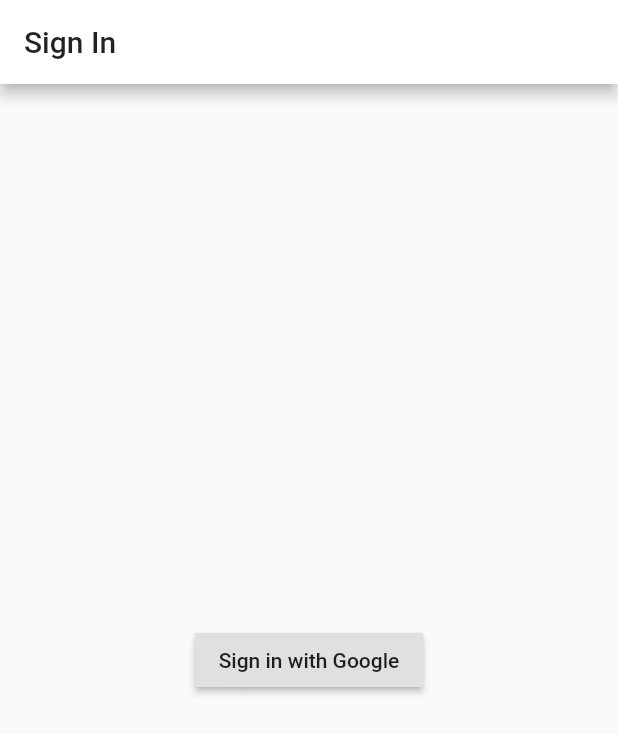
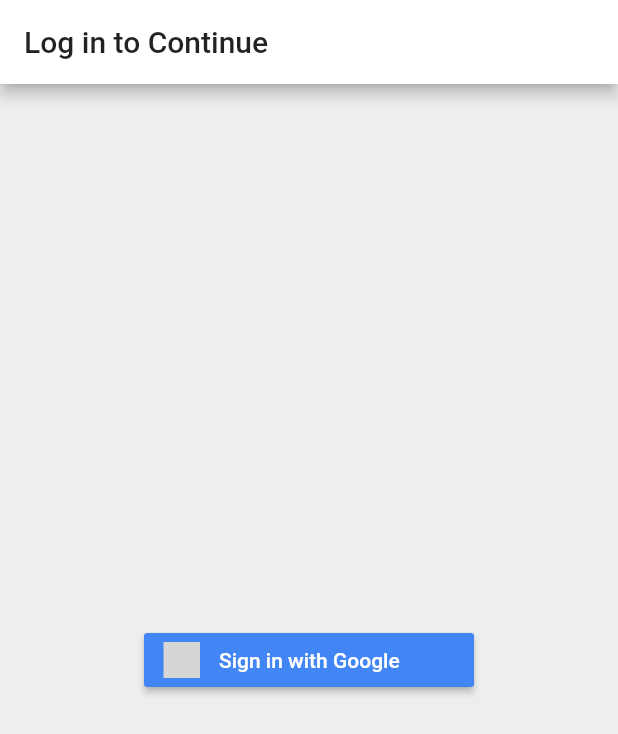
Before and after one commit to Adarsh0603/Firevote, a Flutter app: the screen it shows after launch, after a tap on "Sign in with Google", on a phone screen of 412 x 824 dp. Shown: the top 734 px of the screen. Run offline on Flutter 3.47's test engine with Material 2 defaults, Android fonts, the phone set to English and light mode, and no system bars; our stand-ins replace cloud_firestore, firebase_auth, firebase_core, flutter_signin_button, google_sign_in, share; accounts and stored records are empty; grey boxes are pictures that could not be loaded.

Commit message:
App complete UI update..

```diff
--- a/lib/constants.dart
+++ b/lib/constants.dart
@@ -22,5 +22,7 @@ const kRoomNameTextStyle =
     TextStyle(fontSize: 18, fontWeight: FontWeight.w500, color: Colors.white);
 const kRoomCreatorTextStyle = TextStyle(fontSize: 14, color: Colors.grey);
 const kRoomIdTextStyle = TextStyle(fontSize: 12, color: Colors.grey);
-const kResultsTextStyle = TextStyle(fontWeight: FontWeight.bold);
+const kResultsTextStyle = TextStyle(fontWeight: FontWeight.bold, fontSize: 18);
 const kResultsWaitingTextStyle = TextStyle(color: Colors.grey);
+const kVoterNameTextStyle =
+    TextStyle(fontWeight: FontWeight.w500, fontSize: 16);
--- a/lib/screens/auth_screen.dart
+++ b/lib/screens/auth_screen.dart
@@ -1,21 +1,30 @@
 import 'package:firevote/data/auth.dart';
 import 'package:flutter/material.dart';
+import 'package:flutter_signin_button/flutter_signin_button.dart';
 import 'package:provider/provider.dart';
 
 class AuthScreen extends StatelessWidget {
   @override
   Widget build(BuildContext context) {
     return Scaffold(
+      backgroundColor: Colors.grey[200],
       appBar: AppBar(
-        title: Text('Sign In'),
+        title: Text('Log in to Continue'),
       ),
-      body: Center(
-        child: RaisedButton(
-          child: Text('Sign in with Google'),
-          onPressed: () async {
-            await Provider.of<Auth>(context, listen: false).signInWithGoogle();
-          },
-        ),
+      body: Column(
+        mainAxisAlignment: MainAxisAlignment.center,
+        children: [
+          Center(
+            child: SignInButton(
+              Buttons.GoogleDark,
+              text: "Sign in with Google",
+              onPressed: () async {
+                await Provider.of<Auth>(context, listen: false)
+                    .signInWithGoogle();
+              },
+            ),
+          ),
+        ],
       ),
     );
   }
--- a/lib/widgets/creator_vote_tile.dart
+++ b/lib/widgets/creator_vote_tile.dart
@@ -1,3 +1,4 @@
+import 'package:firevote/constants.dart';
 import 'package:firevote/data/voteroom.dart';
 import 'package:firevote/utils.dart';
 import 'package:firevote/widgets/voter_detail.dart';
@@ -61,8 +62,7 @@ class _CreatorVoteTileState extends State<CreatorVoteTile> {
                   children: [
                     Text(
                       widget.title,
-                      style:
-                          TextStyle(fontWeight: FontWeight.w500, fontSize: 16),
+                      style: kVoterNameTextStyle,
                     ),
                     Spacer(),
                     Text(
--- a/pubspec.yaml
+++ b/pubspec.yaml
@@ -31,6 +31,7 @@ dependencies:
   firebase_auth: ^0.18.1+1
   cloud_firestore: ^0.14.1+1
   share: ^0.6.5+2
+  flutter_signin_button: ^1.1.0
 
 
 dev_dependencies:
```
Also changed, not shown: lib/data/voteroom.dart (+21 -5 lines), lib/screens/joined_room.dart (+69 -23 lines), lib/widgets/vote_tile.dart (+4 -3 lines), pubspec.lock.
